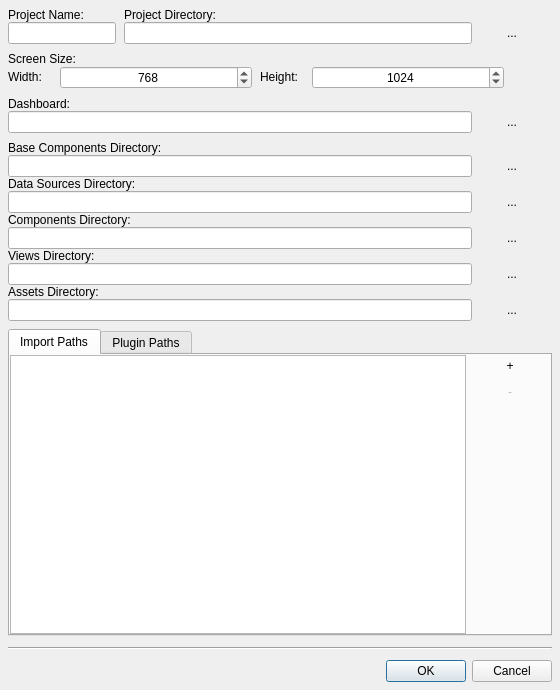
This is ui/projectpropertiesdialog.ui in maxavadallat/maxdesigner as Qt 5 draws it before an edit. The edited form follows.
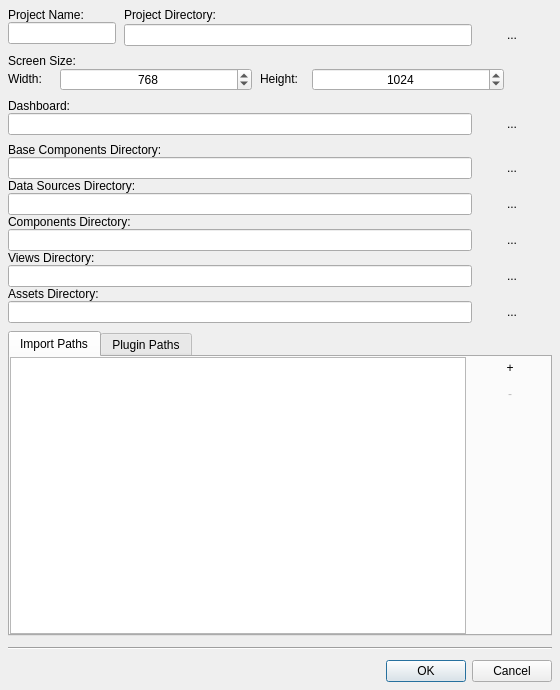
This is the edited form.

Patch:
```diff
--- a/ui/projectpropertiesdialog.ui
+++ b/ui/projectpropertiesdialog.ui
@@ -42,17 +42,14 @@
     <number>8</number>
    </property>
    <item row="0" column="0">
-    <layout class="QGridLayout" name="projectNameLayout">
-     <property name="horizontalSpacing">
-      <number>8</number>
-     </property>
-     <property name="verticalSpacing">
+    <layout class="QVBoxLayout" name="projectNameLayout">
+     <property name="spacing">
       <number>0</number>
      </property>
-     <item row="0" column="0">
+     <item>
       <widget class="QLabel" name="projectNameLabel">
        <property name="sizePolicy">
-        <sizepolicy hsizetype="Preferred" vsizetype="Fixed">
+        <sizepolicy hsizetype="Fixed" vsizetype="Fixed">
          <horstretch>0</horstretch>
          <verstretch>0</verstretch>
         </sizepolicy>
@@ -62,7 +59,24 @@
        </property>
       </widget>
      </item>
-     <item row="0" column="1">
+     <item>
+      <widget class="QLineEdit" name="projectNameEdit">
+       <property name="sizePolicy">
+        <sizepolicy hsizetype="Fixed" vsizetype="Fixed">
+         <horstretch>0</horstretch>
+         <verstretch>0</verstretch>
+        </sizepolicy>
+       </property>
+      </widget>
+     </item>
+    </layout>
+   </item>
+   <item row="0" column="1">
+    <layout class="QVBoxLayout" name="projectDirLayout">
+     <property name="spacing">
+      <number>2</number>
+     </property>
+     <item>
       <widget class="QLabel" name="projectDirLabel">
        <property name="sizePolicy">
         <sizepolicy hsizetype="Preferred" vsizetype="Fixed">
@@ -75,18 +89,8 @@
        </property>
       </widget>
      </item>
-     <item row="1" column="0">
-      <widget class="QLineEdit" name="projectNameEdit">
-       <property name="sizePolicy">
-        <sizepolicy hsizetype="Fixed" vsizetype="Fixed">
-         <horstretch>0</horstretch>
-         <verstretch>0</verstretch>
-        </sizepolicy>
-       </property>
-      </widget>
-     </item>
-     <item row="1" column="1">
-      <layout class="QHBoxLayout" name="projectDirLayout">
+     <item>
+      <layout class="QHBoxLayout" name="projectDirEditLayout">
        <property name="spacing">
         <number>0</number>
        </property>
@@ -102,6 +106,12 @@
        </item>
        <item>
         <widget class="QPushButton" name="projectDirBrowseButton">
+         <property name="sizePolicy">
+          <sizepolicy hsizetype="Minimum" vsizetype="Minimum">
+           <horstretch>0</horstretch>
+           <verstretch>0</verstretch>
+          </sizepolicy>
+         </property>
          <property name="text">
           <string>...</string>
          </property>
@@ -114,8 +124,8 @@
      </item>
     </layout>
    </item>
-   <item row="1" column="0">
-    <layout class="QGridLayout" name="screenSizeLayout_2">
+   <item row="1" column="0" colspan="2">
+    <layout class="QGridLayout" name="screenSizeLayout">
      <property name="spacing">
       <number>0</number>
      </property>
@@ -127,7 +137,7 @@
       </widget>
      </item>
      <item row="1" column="0">
-      <layout class="QHBoxLayout" name="screenSizeLayout">
+      <layout class="QHBoxLayout" name="screenSizeEditorLayout">
        <property name="spacing">
         <number>8</number>
        </property>
@@ -257,7 +267,7 @@
      </item>
     </layout>
    </item>
-   <item row="2" column="0">
+   <item row="2" column="0" colspan="2">
     <layout class="QGridLayout" name="dashboardLayout">
      <property name="spacing">
       <number>0</number>
@@ -270,7 +280,7 @@
       </widget>
      </item>
      <item row="1" column="0">
-      <layout class="QHBoxLayout" name="baseComponentsLayout_2">
+      <layout class="QHBoxLayout" name="dahboardEditorLayout">
        <property name="spacing">
         <number>0</number>
        </property>
@@ -291,7 +301,7 @@
      </item>
     </layout>
    </item>
-   <item row="3" column="0">
+   <item row="3" column="0" colspan="2">
     <layout class="QVBoxLayout" name="projectDirsLayout">
      <property name="spacing">
       <number>0</number>
@@ -485,7 +495,7 @@
      </item>
     </layout>
    </item>
-   <item row="4" column="0">
+   <item row="4" column="0" colspan="2">
     <widget class="QTabWidget" name="tabWidget">
      <property name="sizePolicy">
       <sizepolicy hsizetype="MinimumExpanding" vsizetype="MinimumExpanding">
@@ -689,7 +699,7 @@
      </widget>
     </widget>
    </item>
-   <item row="5" column="0">
+   <item row="5" column="0" colspan="2">
     <widget class="Line" name="line">
      <property name="minimumSize">
       <size>
@@ -702,7 +712,7 @@
      </property>
     </widget>
    </item>
-   <item row="6" column="0">
+   <item row="6" column="1">
     <widget class="QDialogButtonBox" name="buttonBox">
      <property name="orientation">
       <enum>Qt::Horizontal</enum>
```
Left out of the diff: 12 changed lines with no effect on the pictures.
